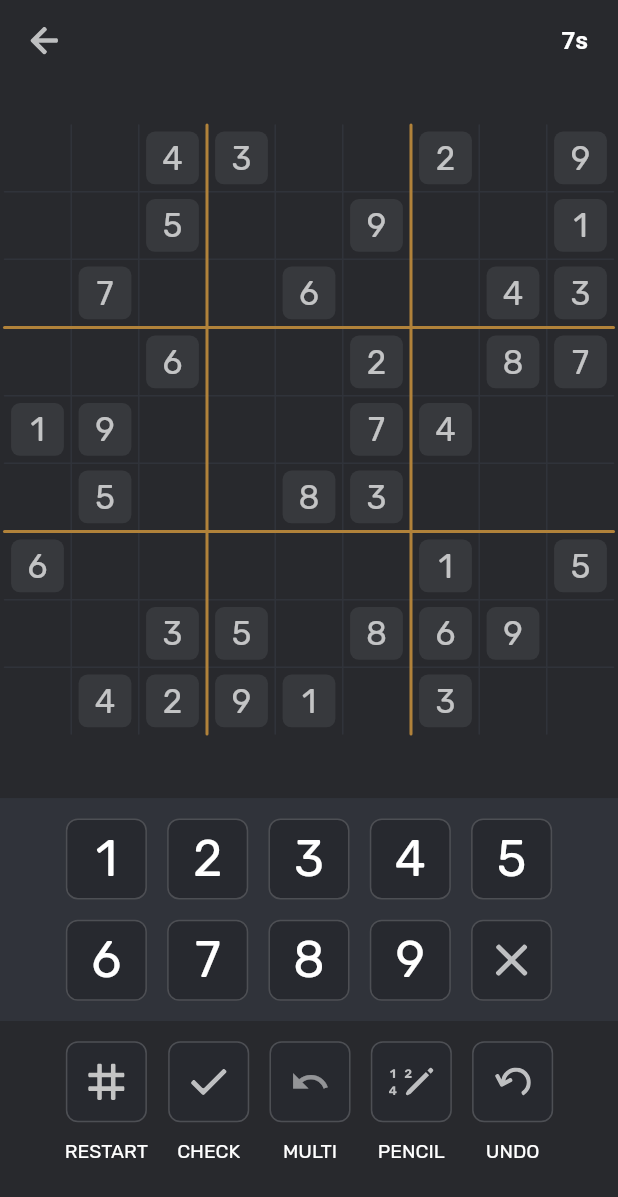
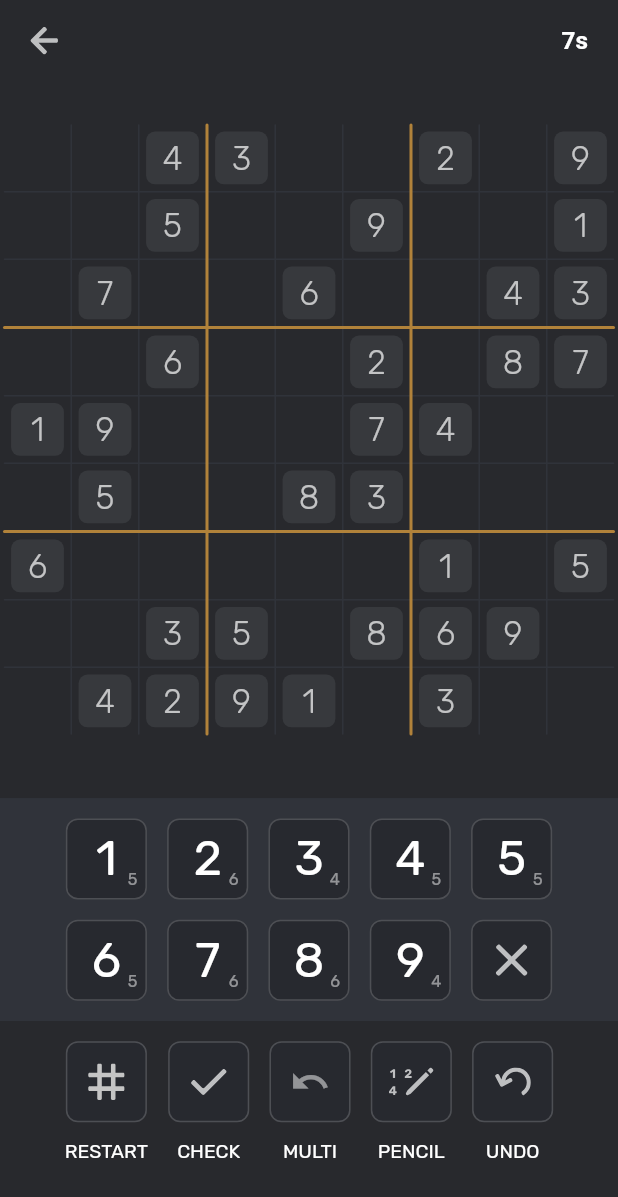
Before and after one commit to Calpoog/Sudoku, a Flutter app: the screen it shows after launch, on a phone screen of 412 x 824 dp. Shown: the top 1197 px of the screen. Run offline on Flutter 3.47's test engine with Material 2 defaults, Android fonts, the phone set to English and light mode, and no system bars; our stand-ins replace flutter_svg, shared_preferences.

Commit message:
Remaining digits & fixes

```diff
--- a/lib/common/button.dart
+++ b/lib/common/button.dart
@@ -1,3 +1,5 @@
+import 'dart:math';
+
 import 'package:flutter/material.dart';
 import 'package:provider/provider.dart';
 
@@ -82,16 +84,30 @@ class DigitButton extends StatelessWidget {
       isActive: game.activeDigit == digit,
       onPressed: () => game.activate(digit),
       onLongPress: () => game.activate(digit, true),
-      child: LayoutBuilder(builder: (context, constraints) {
-        return Stack(
+      child: SizedBox(
+        width: size,
+        height: size,
+        child: Stack(
+          alignment: Alignment.center,
           children: [
             AppText(
               digit.toString(),
-              size: 32 / 50 * constraints.maxHeight,
+              size: size * 0.6,
+            ),
+            Positioned(
+              bottom: size * 0.1,
+              right: size * 0.1,
+              child: Opacity(
+                opacity: 0.5,
+                child: AppText(
+                  (pow(game.grid.size, 2) - game.grid.cells.where((cell) => cell.digit == digit).length).toString(),
+                  size: size * 0.2,
+                ),
+              ),
             )
           ],
-        );
-      }),
+        ),
+      ),
     );
   }
 }
--- a/lib/models/cell.dart
+++ b/lib/models/cell.dart
@@ -42,6 +42,7 @@ class Cell {
   /// Used in creating a copy of a [Cell] for history.
   Cell copyWith({int? digit, List<int>? candidates}) {
     final newCell = Cell(row: row, col: col, digit: digit ?? this.digit);
+    newCell.isClue = isClue;
     newCell.candidates.addAll(candidates ?? this.candidates);
     return newCell;
   }
--- a/lib/sudoku/cell_widget.dart
+++ b/lib/sudoku/cell_widget.dart
@@ -53,7 +53,7 @@ class CellWidget extends StatelessWidget {
                   child: AppText(
                     cell.digit.toString().replaceAll('0', ''),
                     size: size * 0.5,
-                    // weight: FontWeight.w300,
+                    weight: FontWeight.w300,
                   ),
                 )
               : Container(
```
